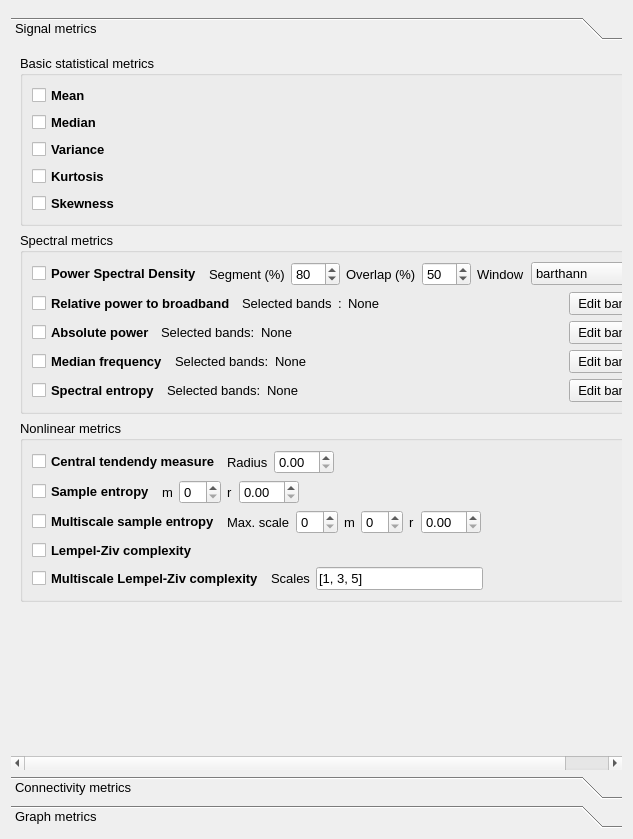
First picture: the form in Parameters/parameters_widget.ui, repository medusabci/medusa-analyzer, before the edit.
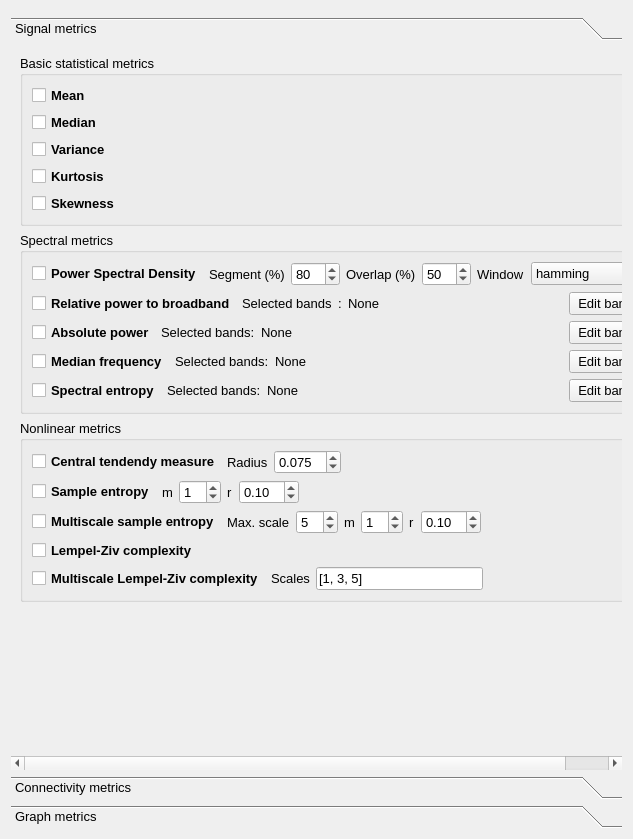
Second picture: the form after the edit. The open tabs and pages were chosen to show the change.

What changed in the file:
```diff
--- a/Parameters/parameters_widget.ui
+++ b/Parameters/parameters_widget.ui
@@ -41,7 +41,7 @@
        <rect>
         <x>0</x>
         <y>0</y>
-        <width>643</width>
+        <width>651</width>
         <height>698</height>
        </rect>
       </property>
@@ -260,6 +260,9 @@
             </item>
             <item>
              <widget class="QComboBox" name="psdcomboBox">
+              <property name="currentIndex">
+               <number>6</number>
+              </property>
               <item>
                <property name="text">
                 <string>barthann</string>
@@ -579,6 +582,12 @@
               <property name="styleSheet">
                <string notr="true"/>
               </property>
+              <property name="decimals">
+               <number>3</number>
+              </property>
+              <property name="value">
+               <double>0.075000000000000</double>
+              </property>
              </widget>
             </item>
             <item>
@@ -629,6 +638,9 @@
               <property name="styleSheet">
                <string notr="true"/>
               </property>
+              <property name="value">
+               <number>1</number>
+              </property>
              </widget>
             </item>
             <item>
@@ -646,6 +658,9 @@
               <property name="styleSheet">
                <string notr="true"/>
               </property>
+              <property name="value">
+               <double>0.100000000000000</double>
+              </property>
              </widget>
             </item>
             <item>
@@ -696,6 +711,9 @@
               <property name="styleSheet">
                <string notr="true"/>
               </property>
+              <property name="value">
+               <number>5</number>
+              </property>
              </widget>
             </item>
             <item>
@@ -713,6 +731,9 @@
               <property name="styleSheet">
                <string notr="true"/>
               </property>
+              <property name="value">
+               <number>1</number>
+              </property>
              </widget>
             </item>
             <item>
@@ -730,6 +751,9 @@
               <property name="styleSheet">
                <string notr="true"/>
               </property>
+              <property name="value">
+               <double>0.100000000000000</double>
+              </property>
              </widget>
             </item>
             <item>
```
Left out of the diff: 2 changed lines with no effect on the pictures.
